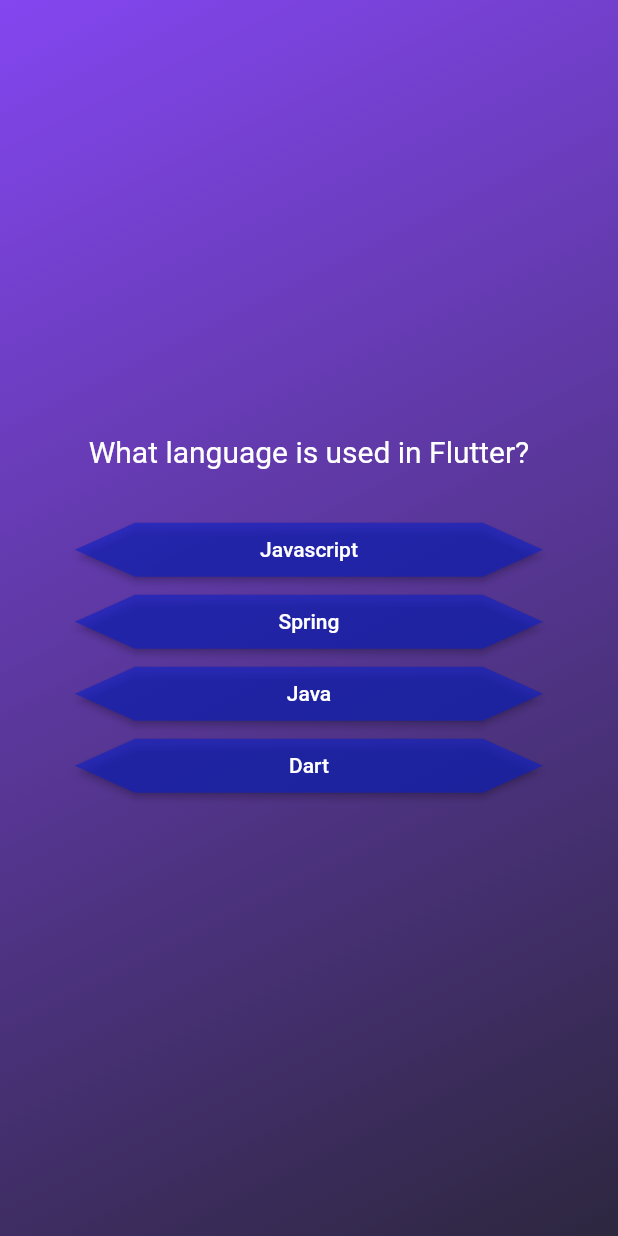
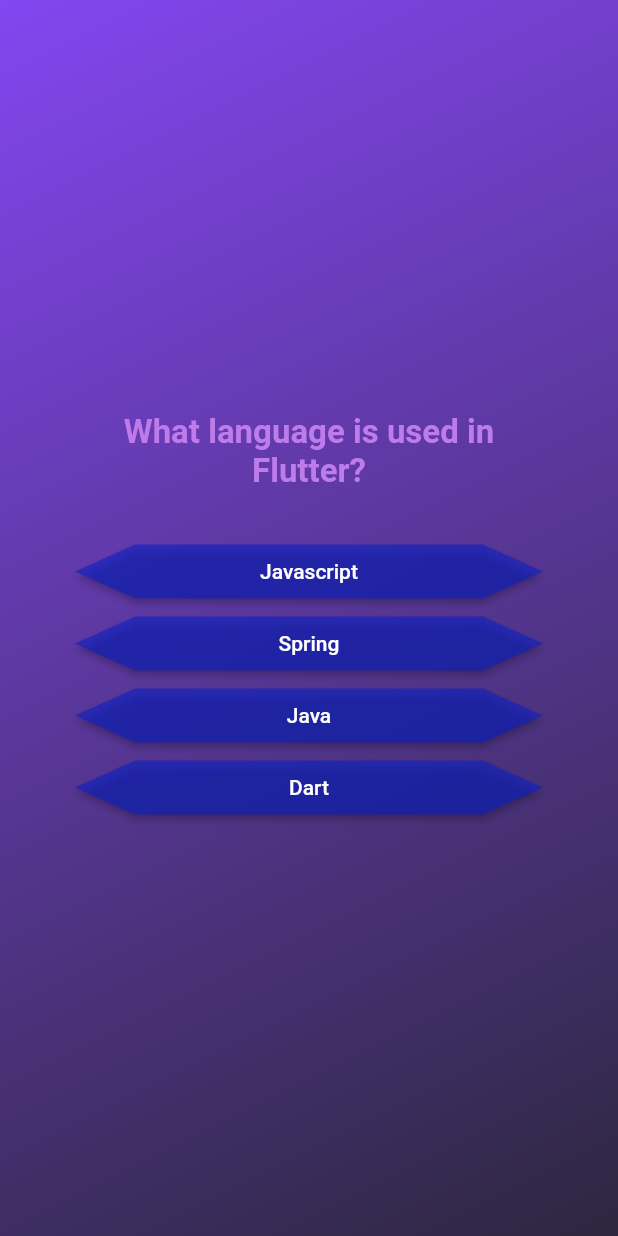
Before and after one commit to adekams/fl_simple_quiz, a Flutter app: the screen it shows after launch, after a tap on "Start Quiz", on a phone screen of 412 x 824 dp. Run offline on Flutter 3.47's test engine with Material 2 defaults, Android fonts, the phone set to English and light mode, and no system bars; our stand-ins replace google_fonts.

Commit message:
installing & using google fonts

```diff
--- a/lib/dashboard.dart
+++ b/lib/dashboard.dart
@@ -1,4 +1,5 @@
 import 'package:flutter/material.dart';
+import 'package:google_fonts/google_fonts.dart';
 
 class Dashboard extends StatelessWidget {
   const Dashboard(this.startQuiz, {super.key});
@@ -17,10 +18,10 @@ class Dashboard extends StatelessWidget {
         const SizedBox(
           height: 80,
         ),
-        const Text(
+        Text(
           'Learn Flutter the Fun Way!',
-          style: TextStyle(
-            color: Colors.white,
+          style: GoogleFonts.roboto(
+            color: const Color.fromARGB(255, 190, 124, 235),
             fontSize: 24,
             fontWeight: FontWeight.w500,
           ),
--- a/lib/main.dart
+++ b/lib/main.dart
@@ -1,6 +1,6 @@
 import 'package:adv_basics/quiz.dart';
 import 'package:flutter/material.dart';
-import 'package:adv_basics/dashboard.dart';
+// import 'package:adv_basics/dashboard.dart';
 
 void main() {
   runApp(const Quiz());
--- a/lib/questions.dart
+++ b/lib/questions.dart
@@ -1,6 +1,7 @@
 import 'package:adv_basics/answer_button.dart';
 import 'package:flutter/material.dart';
 import 'package:adv_basics/data/questions_content.dart';
+import 'package:google_fonts/google_fonts.dart';
 
 class QuestionScreen extends StatefulWidget {
   const QuestionScreen({super.key});
@@ -36,7 +37,12 @@ class _QuestionScreenState extends State<QuestionScreen> {
             Text(
               currentQuestion.text,
               textAlign: TextAlign.center,
-              style: const TextStyle(color: Colors.white, fontSize: 20),
+              style: GoogleFonts.roboto(
+                color: const Color.fromARGB(255, 190, 124, 235),
+                fontSize: 22,
+                fontWeight: FontWeight.bold,
+              ),
+              // style: const TextStyle(color: Colors.white, fontSize: 20),
             ),
             const SizedBox(
               height: 30,
--- a/lib/quiz.dart
+++ b/lib/quiz.dart
@@ -1,4 +1,3 @@
-import 'package:adv_basics/questions.dart';
 import 'package:flutter/material.dart';
 import 'package:adv_basics/dashboard.dart';
 import 'package:adv_basics/questions.dart';
--- a/pubspec.yaml
+++ b/pubspec.yaml
@@ -9,6 +9,7 @@ environment:
 dependencies:
   flutter:
     sdk: flutter
+  google_fonts: ^4.0.4
 
 dev_dependencies:
   flutter_test:
```
Also changed, not shown: pubspec.lock, 1 other file.
